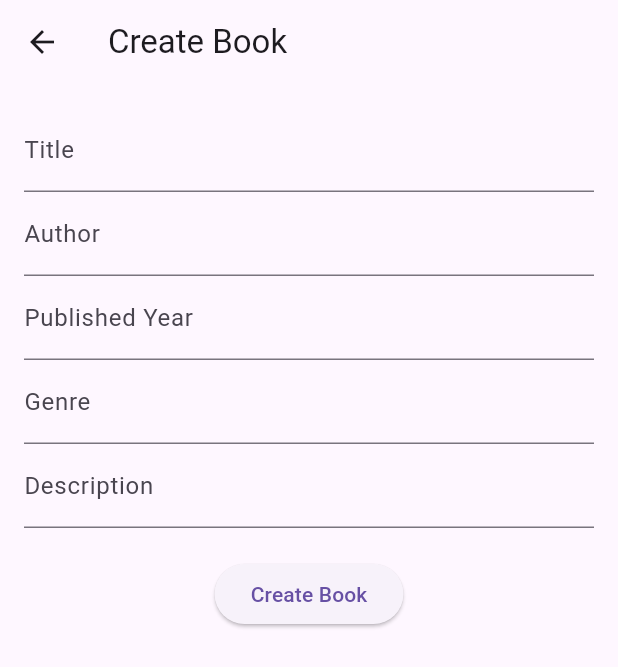
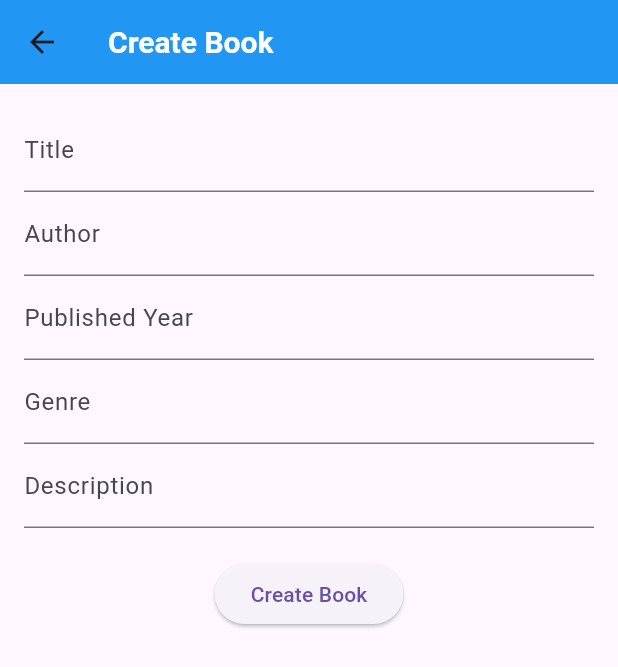
Before and after one commit to Rjuzariah/book-management-flutter, a Flutter app: the screen it shows after launch, after a tap on the "add" icon, on a phone screen of 412 x 824 dp. Shown: the top 667 px of the screen. Run offline on Flutter 3.47's test engine with Material 3 defaults, Android fonts, the light colour scheme and no system bars; network calls fail; statements that could not run were skipped.

Commit message:
applying theme

```diff
--- a/book_management_flutter/lib/main.dart
+++ b/book_management_flutter/lib/main.dart
@@ -3,10 +3,14 @@ import './screen/book_list.dart';
 
 void main() {
   runApp(MaterialApp(
-    title: 'Book Management',
-      theme: ThemeData(
-        primarySwatch: Colors.blue,
+    home: BookListPage(),
+    theme: ThemeData(
+      primarySwatch: Colors.blue, // Use primarySwatch to define a range of colors
+      appBarTheme: AppBarTheme(
+        backgroundColor: Colors.blue, // Set AppBar color globally
+        titleTextStyle: TextStyle(
+          color: Colors.white, fontSize: 20, fontWeight: FontWeight.bold),
       ),
-    home: BookListPage(),
+    ),
   ));
 }
```
